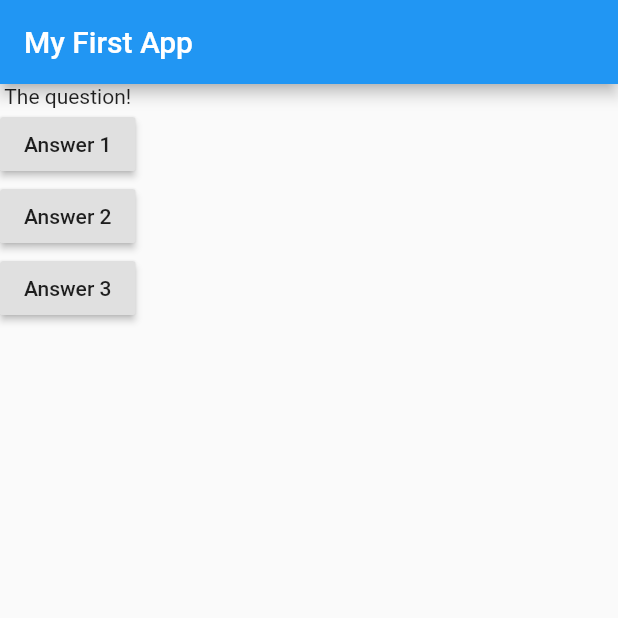
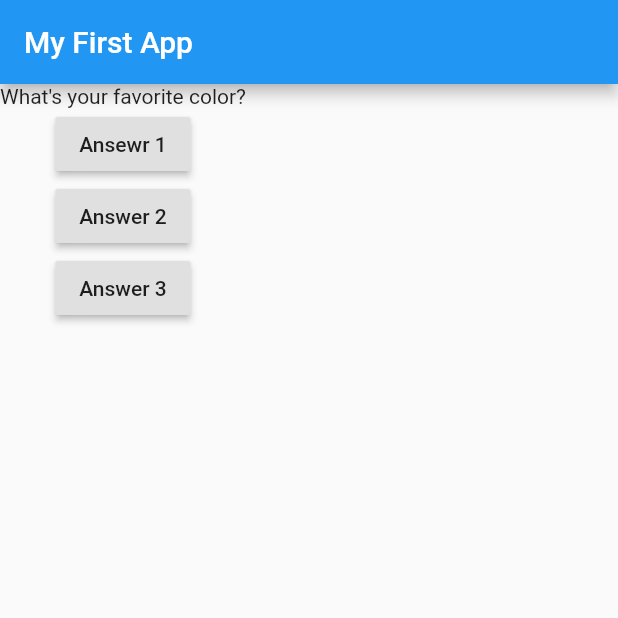
Before and after one commit to Henry-Ning/flutter_complete_guide, a Flutter app: the screen it shows after launch, on a phone screen of 412 x 824 dp, the top half of it. Run offline on Flutter 3.47's test engine with Material 2 defaults, Android fonts, the phone set to English and light mode, and no system bars.

Commit message:
34. Updating Widget Data 7min

```diff
--- a/lib/main.dart
+++ b/lib/main.dart
@@ -7,8 +7,11 @@ import 'package:flutter/material.dart';
 void main() => runApp(MyApp());
 
 class MyApp extends StatelessWidget {
+  var questionIndex = 0;
+
   void answerQuestion() {
-    print('Answer chosen!');
+    questionIndex = questionIndex + 1;
+    print(questionIndex);
   }
 
   @override
@@ -24,9 +27,11 @@ class MyApp extends StatelessWidget {
         ),
         body: Column(
           children: [
-            Text('The question!'),
+            Text(
+              questions[questionIndex],
+            ),
             RaisedButton(
-              child: Text('Answer 1'),
+              child: Text('Ansewr 1'),
               onPressed: answerQuestion,
             ),
             RaisedButton(
```
